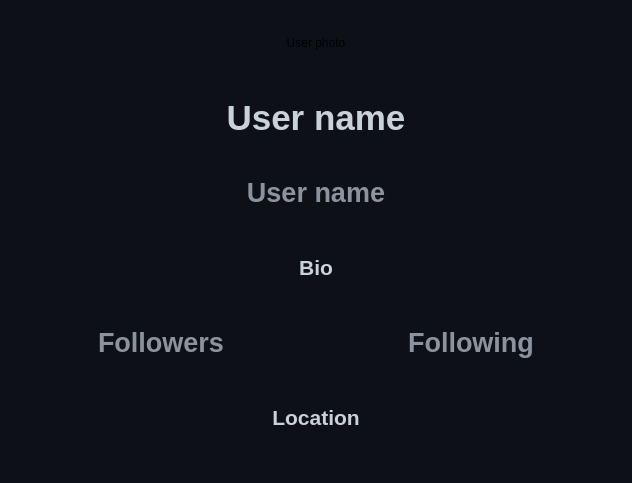
Qt form Projetos/GitHub_user_information/layouts/user_informations.ui (JoaoEmanuell/Meus-Estudos-Python) before a commit.
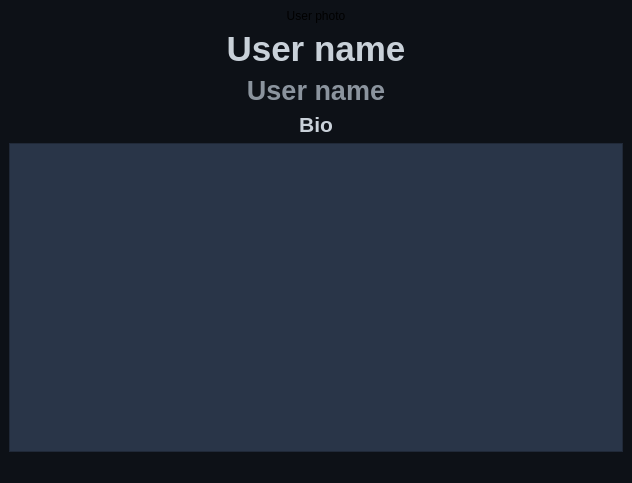
The same form after that commit.

Commit message: icons for location and followers

The edit to the form file:
```diff
--- a/Projetos/GitHub_user_information/layouts/user_informations.ui
+++ b/Projetos/GitHub_user_information/layouts/user_informations.ui
@@ -73,48 +73,21 @@
        </widget>
       </item>
       <item>
-       <layout class="QHBoxLayout" name="horizontalLayout">
-        <item>
-         <widget class="QLabel" name="user_followers">
-          <property name="font">
-           <font>
-            <pointsize>20</pointsize>
-            <weight>75</weight>
-            <bold>true</bold>
-           </font>
-          </property>
-          <property name="text">
-           <string>&lt;html&gt;&lt;head/&gt;&lt;body&gt;&lt;p align=&quot;center&quot;&gt;&lt;span style = &quot;color : #8b949e&quot;&gt;Followers&lt;/span&gt;&lt;/p&gt;&lt;/body&gt;&lt;/html&gt;</string>
-          </property>
-         </widget>
-        </item>
-        <item>
-         <widget class="QLabel" name="user_following">
-          <property name="font">
-           <font>
-            <pointsize>20</pointsize>
-            <weight>75</weight>
-            <bold>true</bold>
-           </font>
-          </property>
-          <property name="text">
-           <string>&lt;html&gt;&lt;head/&gt;&lt;body&gt;&lt;p align=&quot;center&quot;&gt;&lt;span style = &quot;color : #8b949e&quot;&gt;Following&lt;/span&gt;&lt;/p&gt;&lt;/body&gt;&lt;/html&gt;</string>
-          </property>
-         </widget>
-        </item>
-       </layout>
-      </item>
-      <item>
-       <widget class="QLabel" name="user_location">
-        <property name="font">
-         <font>
-          <pointsize>16</pointsize>
-          <weight>75</weight>
-          <bold>true</bold>
-         </font>
+       <widget class="QListWidget" name="user_list_informations">
+        <property name="minimumSize">
+         <size>
+          <width>150</width>
+          <height>150</height>
+         </size>
         </property>
-        <property name="text">
-         <string>&lt;html&gt;&lt;head/&gt;&lt;body&gt;&lt;p align=&quot;center&quot;&gt;&lt;span style = &quot;color : #C9D1D9&quot;&gt;Location&lt;/span&gt;&lt;/p&gt;&lt;/body&gt;&lt;/html&gt;</string>
+        <property name="styleSheet">
+         <string notr="true">background-color: rgb(41, 53, 72);</string>
+        </property>
+        <property name="movement">
+         <enum>QListView::Static</enum>
+        </property>
+        <property name="resizeMode">
+         <enum>QListView::Fixed</enum>
         </property>
        </widget>
       </item>
```
The commit also changes 4 other files.
